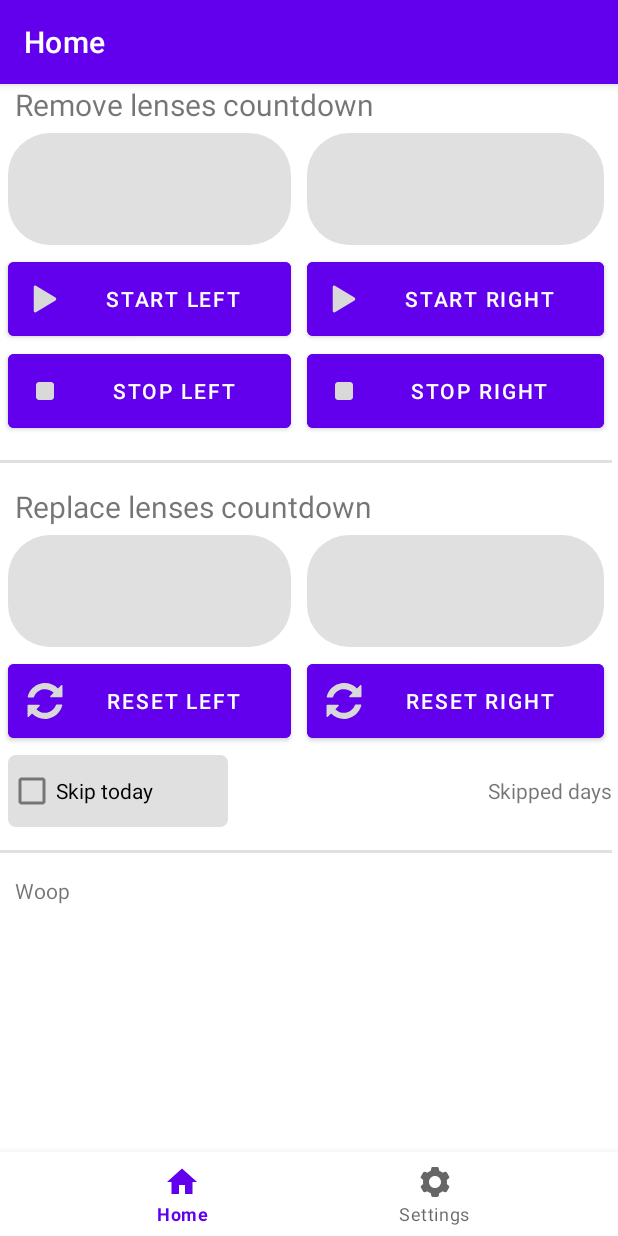
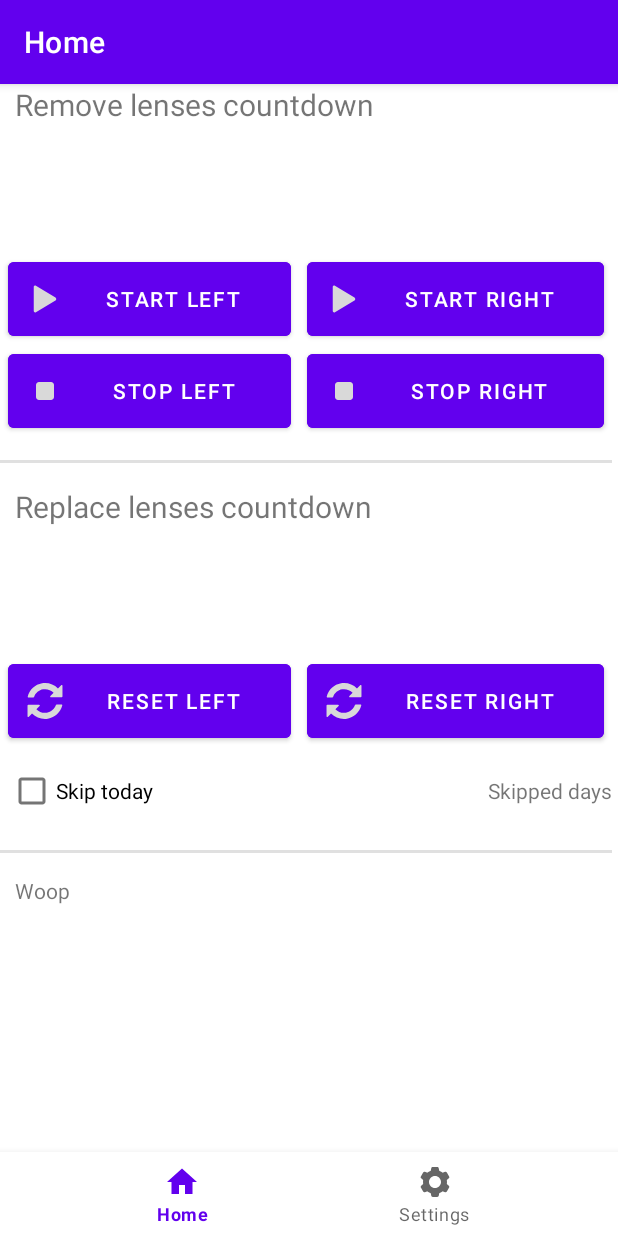
Before and after one commit to ketrab2004-Android/ContactLenses, an Android app: the screen it shows after launch (MainActivity), on a phone screen of 412 x 824 dp. Run offline under Robolectric (Android 15) with nearby library versions, the phone set to English and light mode, and no system bars; our stand-ins replace navigation-ui.

Commit message:
Added colours for backgrounds of things (both themes)

```diff
--- a/app/src/main/res/values-night/themes.xml
+++ b/app/src/main/res/values-night/themes.xml
@@ -15,5 +15,9 @@
 
         <item name="buttonBarNeutralButtonStyle">@color/purple_200</item> <!--button-->
         <item name="buttonBarPositiveButtonStyle">@color/black</item> <!-- button left icon color-->
+
+        <item name="backgroundColor">@color/black</item> <!-- background colour -->
+        <item name="backgroundTint">@color/white_900</item> <!-- card background colour -->
+        <item name="backgroundInsetStart">@color/white_700</item> <!-- countdown background colour -->
     </style>
 </resources>
--- a/app/src/main/res/values/themes.xml
+++ b/app/src/main/res/values/themes.xml
@@ -15,5 +15,9 @@
 
         <item name="buttonBarNeutralButtonStyle">@color/purple_500</item> <!--button-->
         <item name="buttonBarPositiveButtonStyle">@color/white_200</item> <!-- button left icon color-->
+
+        <item name="backgroundColor">@color/white_200</item> <!-- background colour -->
+        <item name="backgroundTint">@color/white</item> <!-- card background colour -->
+        <item name="backgroundInsetStart">@color/white</item> <!-- countdown background colour -->
     </style>
 </resources>
```
